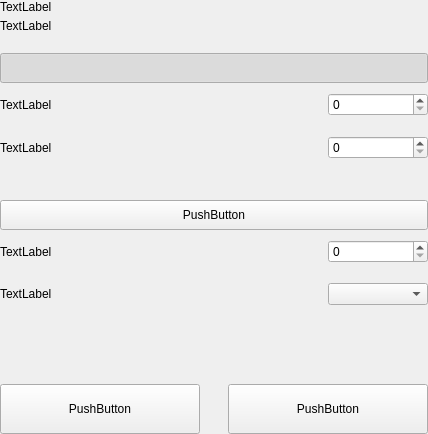
Above: src/qt/vitae/settings/forms/settingsmainoptionswidget.ui from VitaeTeam/Vitae before the change. Below: the same form after it.
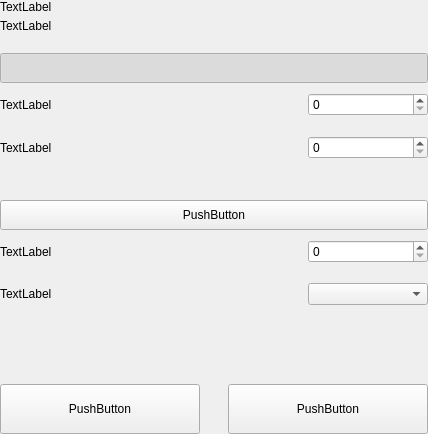
That is the form after the change.

```diff
--- a/src/qt/vitae/settings/forms/settingsmainoptionswidget.ui
+++ b/src/qt/vitae/settings/forms/settingsmainoptionswidget.ui
@@ -167,7 +167,7 @@
            <widget class="QSpinBox" name="databaseCache">
             <property name="minimumSize">
              <size>
-              <width>100</width>
+              <width>120</width>
               <height>0</height>
              </size>
             </property>
@@ -217,7 +217,7 @@
            <widget class="QSpinBox" name="threadsScriptVerif">
             <property name="minimumSize">
              <size>
-              <width>100</width>
+              <width>120</width>
               <height>0</height>
              </size>
             </property>
@@ -334,7 +334,7 @@
            <widget class="QSpinBox" name="zeromintPercentage">
             <property name="minimumSize">
              <size>
-              <width>100</width>
+              <width>120</width>
               <height>0</height>
              </size>
             </property>
@@ -384,7 +384,7 @@
            <widget class="QComboBox" name="comboBoxDenomzPiv">
             <property name="minimumSize">
              <size>
-              <width>100</width>
+              <width>120</width>
               <height>0</height>
              </size>
             </property>
```
